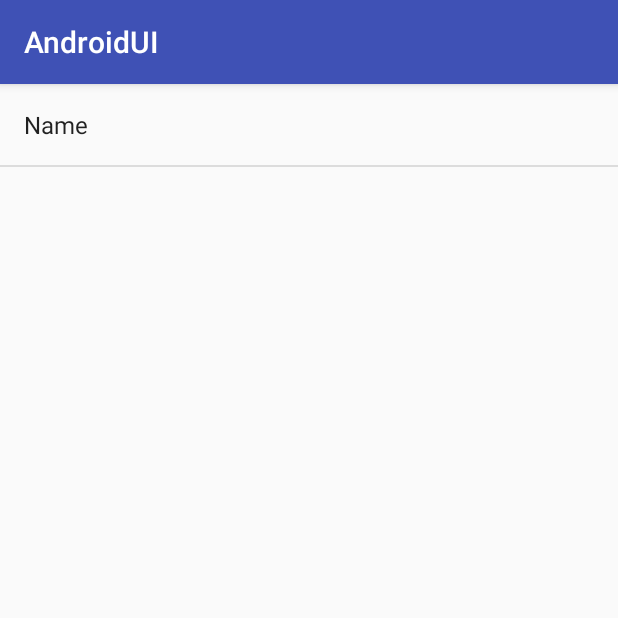
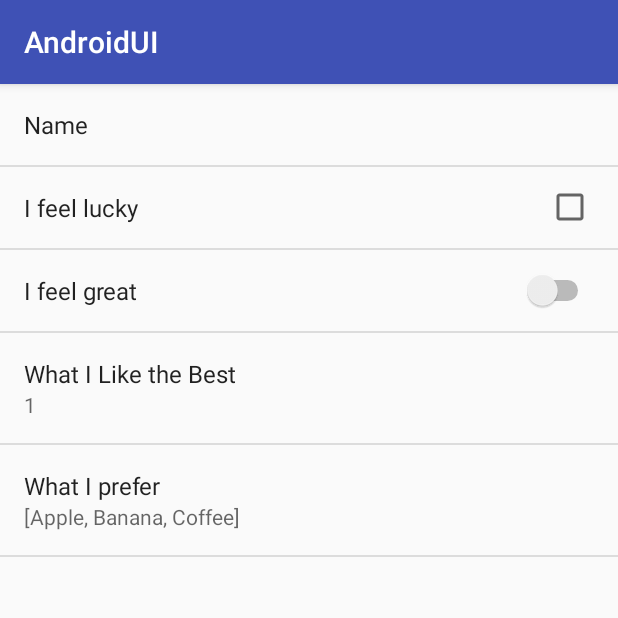
Before and after one commit to ginpei/AndroidUI, an Android app: the PreferencesActivity screen opened directly, with no data from a screen before it, on a phone screen of 412 x 824 dp, the top half of it. Run offline under Robolectric (Android 15) with nearby library versions, the phone set to English and light mode, and no system bars.

Commit message:
any other preference types

```diff
--- a/app/src/main/java/info/ginpei/androidui/PreferencesActivity.java
+++ b/app/src/main/java/info/ginpei/androidui/PreferencesActivity.java
@@ -2,10 +2,15 @@ package info.ginpei.androidui;
 
 import android.content.SharedPreferences;
 import android.os.Bundle;
+import android.preference.EditTextPreference;
+import android.preference.ListPreference;
+import android.preference.MultiSelectListPreference;
 import android.preference.Preference;
 import android.preference.PreferenceFragment;
 import android.preference.PreferenceManager;
 import android.support.v7.app.AppCompatActivity;
+
+import java.util.Arrays;
 
 public class PreferencesActivity extends AppCompatActivity {
 
@@ -35,6 +40,8 @@ public class PreferencesActivity extends AppCompatActivity {
             super.onResume();
             preferences.registerOnSharedPreferenceChangeListener(this);
             updateSummary("name");
+            updateSummary("whatILikeBest");
+            updateSummary("whatIPrefer");
         }
 
         @Override
@@ -45,15 +52,25 @@ public class PreferencesActivity extends AppCompatActivity {
 
         @Override
         public void onSharedPreferenceChanged(SharedPreferences sharedPreferences, String key) {
-            if (key.equals("name")) {
-                updateSummary(key);
-            }
+            updateSummary(key);
         }
 
         private void updateSummary(String key) {
             Preference pref = findPreference(key);
-            String value = preferences.getString(key, "");
-            pref.setSummary(value);
+
+            String value;
+            if (pref instanceof EditTextPreference || pref instanceof ListPreference) {
+                value = preferences.getString(key, "");
+            } else if (pref instanceof MultiSelectListPreference) {
+                CharSequence entries[] = ((MultiSelectListPreference) pref).getEntries();
+                value = Arrays.toString(entries);
+            } else {
+                value = null;
+            }
+
+            if (value != null) {
+                pref.setSummary(value);
+            }
         }
     }
 }
--- a/app/src/main/res/xml/preferences.xml
+++ b/app/src/main/res/xml/preferences.xml
@@ -6,4 +6,24 @@
         android:selectAllOnFocus="true"
         android:singleLine="true"
         android:title="Name" />
+    <CheckBoxPreference
+        android:defaultValue="false"
+        android:key="feelingLucky"
+        android:title="I feel lucky" />
+    <SwitchPreference
+        android:defaultValue="false"
+        android:key="feelingGreat"
+        android:title="I feel great" />
+    <ListPreference
+        android:defaultValue="1"
+        android:entries="@array/spinner_values"
+        android:entryValues="@array/spinner_values"
+        android:key="whatILikeBest"
+        android:title="What I Like the Best" />
+    <MultiSelectListPreference
+        android:defaultValue="@array/spinner_values"
+        android:entries="@array/spinner_values"
+        android:entryValues="@array/spinner_values"
+        android:key="whatIPrefer"
+        android:title="What I prefer" />
 </PreferenceScreen>
```
